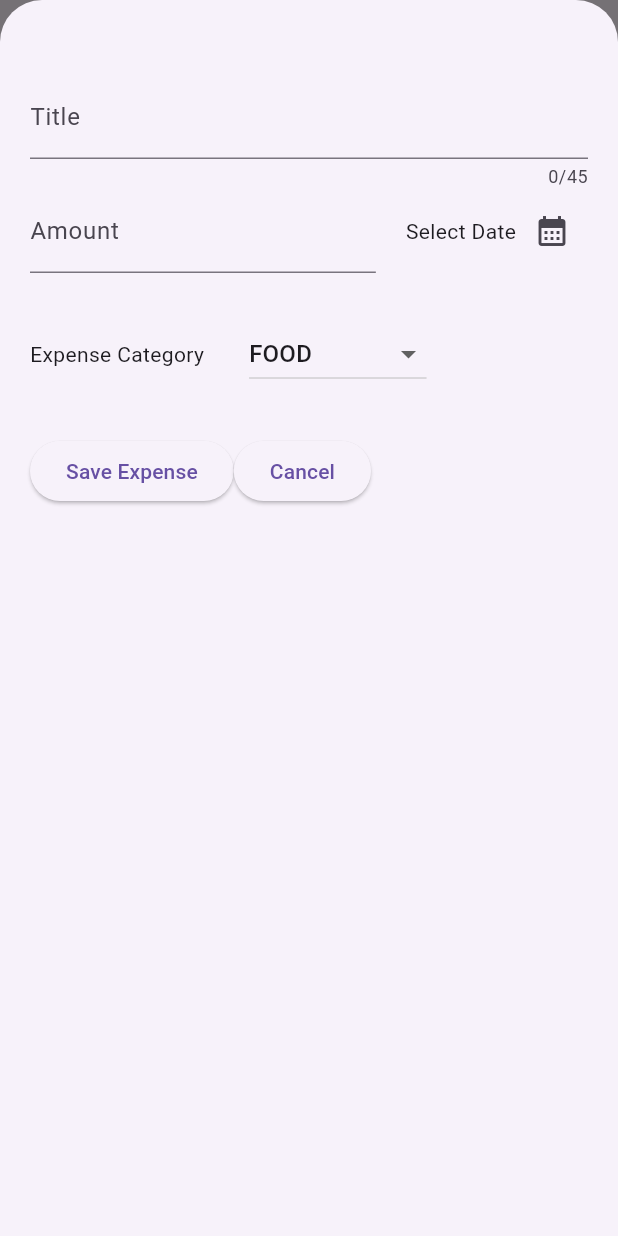
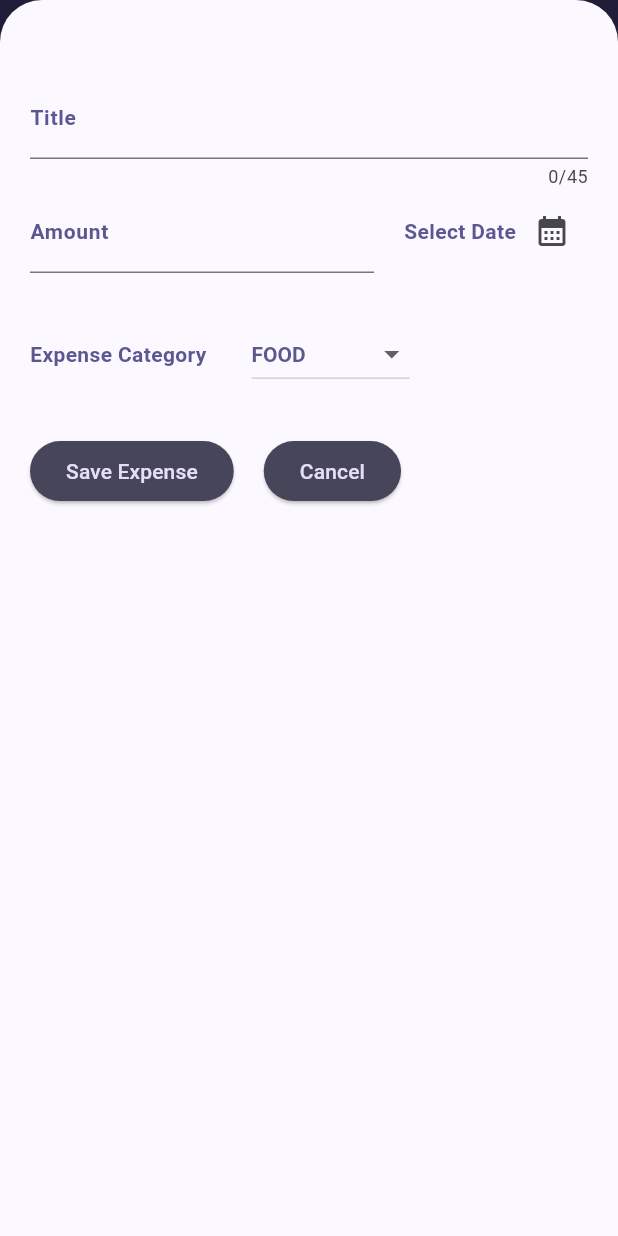
Before and after one commit to charanyaram/travel-expenses, a Flutter app: the screen it shows after launch, after a tap on the "add" icon, on a phone screen of 412 x 824 dp. Run offline on Flutter 3.47's test engine with Material 3 defaults, Android fonts, the light colour scheme and no system bars.

Commit message:
Video 13

```diff
--- a/lib/main.dart
+++ b/lib/main.dart
@@ -1,13 +1,75 @@
 import 'package:flutter/material.dart';
 import 'package:travel_expenses/widgets/expenses.dart';
 
+var myLightColorScheme = ColorScheme.fromSeed(
+  seedColor: const Color.fromARGB(255, 93, 89, 159),
+);
+
+var myDarkColorScheme = ColorScheme.fromSeed(
+  brightness: Brightness.dark,
+  seedColor: const Color.fromARGB(255, 5, 99, 125),
+);
+
 void main() {
   runApp(
-    const MaterialApp(
-      home: Scaffold(
-        body: Expenses(),
+    MaterialApp(
+      darkTheme: ThemeData.dark().copyWith(
+        colorScheme: myDarkColorScheme,
+        cardTheme: const CardTheme().copyWith(
+          color: myDarkColorScheme.primaryContainer,
+          margin: const EdgeInsets.symmetric(horizontal: 20, vertical: 8),
+        ),
+        textTheme: const TextTheme().copyWith(
+          titleLarge: TextStyle(
+            fontSize: 18,
+            fontWeight: FontWeight.bold,
+            color: myDarkColorScheme.primaryContainer,
+          ),
+          headlineSmall: TextStyle(
+            fontSize: 16,
+            fontWeight: FontWeight.bold,
+            color: myDarkColorScheme.onPrimaryContainer, //changed this to Dark Colour Theme after the video
+          ),
         )
+      ),
+      theme: ThemeData().copyWith(
+        colorScheme: myLightColorScheme,
+        appBarTheme: const AppBarTheme().copyWith(
+          backgroundColor: myLightColorScheme.onPrimaryContainer,
+          foregroundColor: myLightColorScheme.primaryContainer,
+        ),
+        cardTheme: const CardTheme().copyWith(
+          color: myLightColorScheme.primaryContainer,
+          margin: const EdgeInsets.symmetric(horizontal: 20, vertical: 8),
+        ),
+        elevatedButtonTheme: ElevatedButtonThemeData(
+          style: ElevatedButton.styleFrom(
+            backgroundColor: myLightColorScheme.onSecondaryContainer,
+            foregroundColor: myLightColorScheme.secondaryContainer,
+          ),
+        ),
+        textTheme: const TextTheme().copyWith(
+          titleLarge: TextStyle(
+            fontSize: 18,
+            fontWeight: FontWeight.bold,
+            color: myLightColorScheme.primaryContainer,
+          ),
+          headlineSmall: TextStyle(
+            fontSize: 16,
+            fontWeight: FontWeight.bold,
+            color: myLightColorScheme.onPrimaryContainer,
+          ),
+        ),
+        dialogTheme: const DialogTheme().copyWith(
+          backgroundColor: myLightColorScheme.surface,
+          contentTextStyle: TextStyle(
+            fontSize: 14,
+            fontWeight: FontWeight.bold,
+            color: myLightColorScheme.surfaceTint,
+          )
+        )
+      ),
+      home: const Expenses(),
     ),
   );
-
 }
--- a/lib/widgets/expenses.dart
+++ b/lib/widgets/expenses.dart
@@ -33,6 +33,7 @@ class _Expenses extends State<Expenses> {
       isScrollControlled: true,
       context: context,
       builder: (modalContext) => NewExpense(onAddExpense: _addExpense),
+      backgroundColor: Theme.of(context).dialogTheme.backgroundColor,
     );
   }
 
--- a/lib/widgets/expenses_list/expense_item.dart
+++ b/lib/widgets/expenses_list/expense_item.dart
@@ -1,10 +1,7 @@
-
-
 import 'package:flutter/material.dart';
 import 'package:travel_expenses/models/expense.dart';
 
 class ExpenseItem extends StatelessWidget {
-
   const ExpenseItem(this.expense, {super.key});
 
   final Expense expense;
@@ -17,26 +14,39 @@ final Expense expense;
             horizontal: 30,
             vertical: 20,
           ),
-        child:
-         Column(children: [
-              Text(expense.title),
+          child: Column(
+            crossAxisAlignment: CrossAxisAlignment.start,
+            children: [
+              Text(
+                expense.title,
+                style: Theme.of(context).textTheme.headlineSmall,
+              ),
               Row(
                 children: [
-                  Text('\$${expense.amount.toStringAsFixed(2)}'),
+                  Text(
+                    '\$${expense.amount.toStringAsFixed(2)}',
+                    style: Theme.of(context).textTheme.headlineSmall!.copyWith(
+                          fontStyle: FontStyle.italic,
+                        ),
+                  ),
                   const Spacer(),
-                  Row(children: [
+                  Row(
+                    children: [
                       Icon(categoryIcons[expense.category]),
                       const SizedBox(width: 10),
-                    Text(expense.formattedDate),
-                  ],),
+                      Text(
+                        expense.formattedDate,
+                        style:
+                            Theme.of(context).textTheme.headlineSmall!.copyWith(
+                                  fontStyle: FontStyle.italic,
+                                ),
+                      ),
+                    ],
+                  ),
                 ],
               )
-
-          ],)
-      ),
+            ],
+          )),
     );
-
   }
-
-
 }
--- a/lib/widgets/expenses_list/expense_list.dart
+++ b/lib/widgets/expenses_list/expense_list.dart
@@ -16,11 +16,17 @@ class ExpensesList extends StatelessWidget {
       itemBuilder: (listContext, index) => Dismissible(
         onDismissed: (direction) {
           onRemoveExpense(allExpenses[index],);
-          print(direction); //tried to see what gets printed when we swipe left and right, may be you could use this?
+          print(direction); //tried to see what gets printed when we swipe left and right, may be you could use this to have background colours?
         },
         key: ValueKey(allExpenses[index]),
+        background: Container(
+          color: Theme.of(context).colorScheme.error.withOpacity(0.75),
+          margin: EdgeInsets.symmetric(
+            horizontal: Theme.of(context).cardTheme.margin!.horizontal,
+          ),
+        ),
         child: ExpenseItem(allExpenses[index]),
-      )
+        )
 
     );
   }
--- a/lib/widgets/new_expense.dart
+++ b/lib/widgets/new_expense.dart
@@ -37,16 +37,21 @@ class _NewExpenseState extends State<NewExpense> {
     });
   }
 
-  void _submitExpense(){
+  void _submitExpense() {
     final enteredAmount = double.tryParse(_amountController.text);
-    final amountIsInvalid = enteredAmount == null || enteredAmount<=0;
-    if(_titleController.text.trim().isEmpty || amountIsInvalid || _chosenDate ==null){
-      showDialog(context: context, builder: (dialogContext)=>
-      AlertDialog(
+    final amountIsInvalid = enteredAmount == null || enteredAmount <= 0;
+    if (_titleController.text.trim().isEmpty ||
+        amountIsInvalid ||
+        _chosenDate == null) {
+      showDialog(
+          context: context,
+          builder: (dialogContext) => AlertDialog(
                 title: const Text('Invalid Input'),
-        content: const Text('Please ensure you have entered a Title, Amount, Date, and Category'),
+                content: const Text(
+                    'Please ensure you have entered a Title, Amount, Date, and Category'),
                 actions: [
-          TextButton(onPressed: (){
+                  TextButton(
+                      onPressed: () {
                         Navigator.pop(dialogContext);
                       },
                       child: const Text('Okay'))
@@ -60,9 +65,9 @@ class _NewExpenseState extends State<NewExpense> {
       date: _chosenDate!,
       category: _chosenCategory,
     ));
-    Navigator.pop(context); //1. added this to close the modal after adding the expense
+    Navigator.pop(
+        context); //1. added this to close the modal after adding the expense
   }
-
 
   @override
   Widget build(BuildContext context) {
@@ -73,8 +78,9 @@ class _NewExpenseState extends State<NewExpense> {
           TextField(
             controller: _titleController,
             maxLength: 45,
-            decoration: const InputDecoration(
-              label: Text('Title'),
+            decoration: InputDecoration(
+              label: Text('Title',
+                  style: DialogTheme.of(context).contentTextStyle),
             ),
           ),
           Row(
@@ -83,9 +89,10 @@ class _NewExpenseState extends State<NewExpense> {
                 child: TextField(
                   controller: _amountController,
                   keyboardType: TextInputType.number,
-                  decoration: const InputDecoration(
+                  decoration: InputDecoration(
                     prefixText: '\$',
-                    label: Text('Amount'),
+                    label: Text('Amount',
+                        style: DialogTheme.of(context).contentTextStyle),
                   ),
                 ),
               ),
@@ -96,9 +103,12 @@ class _NewExpenseState extends State<NewExpense> {
                 mainAxisAlignment: MainAxisAlignment.end,
                 crossAxisAlignment: CrossAxisAlignment.center,
                 children: [
-                  Text(_chosenDate == null
+                  Text(
+                      _chosenDate == null
                           ? 'Select Date'
-                      : formatter.format(_chosenDate!)), //If you print the chosenDate without the format, it actually works, unsure why it wasn't showing up when we tried during the recording
+                          : formatter.format(_chosenDate!),
+                      style: DialogTheme.of(context)
+                          .contentTextStyle), //If you print the chosenDate without the format, it actually works, unsure why it wasn't showing up when we tried during the recording
                   IconButton(
                       onPressed: _openDatePicker,
                       icon: const Icon(Icons.calendar_month))
@@ -111,17 +121,19 @@ class _NewExpenseState extends State<NewExpense> {
           ),
           Row(
             children: [
-              const Text("Expense Category"),
+              Text("Expense Category",
+                  style: DialogTheme.of(context).contentTextStyle),
               const SizedBox(
                 width: 30,
               ),
               DropdownButton(
                   value: _chosenCategory,
-                  items: Category.values.map
-                  ((category) =>
-                    DropdownMenuItem(
+                  items: Category.values
+                      .map((category) => DropdownMenuItem(
                           value: category,
-                      child: Text(category.name.toUpperCase()))).toList(),
+                          child: Text(category.name.toUpperCase())))
+                      .toList(),
+                  style: DialogTheme.of(context).contentTextStyle,
                   onChanged: (value) {
                     if (value == null) return;
                     setState(() {
@@ -139,6 +151,9 @@ class _NewExpenseState extends State<NewExpense> {
                 onPressed: _submitExpense,
                 child: const Text('Save Expense'),
               ),
+              const SizedBox(
+                width: 20,
+              ),
               ElevatedButton(
                 onPressed: () {
                   Navigator.pop(context);
```
Also changed, not shown: lib/models/expense.dart (line endings or trailing spaces). Lines whose indentation alone changed are shown as unchanged.
